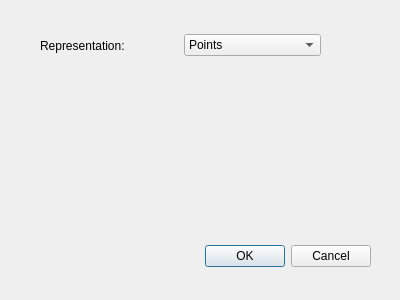
Before: the Qt Designer form rtUI/propertyChooserDialog.ui in pengwg/vurtigo, drawn with Qt 5.
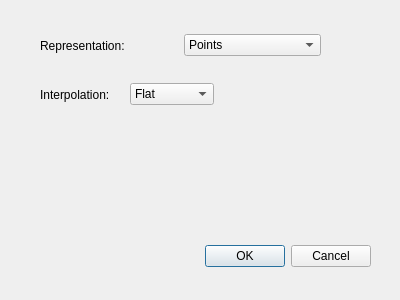
After: the same form once the commit is applied.

Commit message:
Added to the catheter rendering options. BugID:644 Analysis:Added the interpolation function and a slider to change the size of the catheter points.
Resolution:

Reviewed by:

The edit to the form file:
```diff
--- a/rtUI/propertyChooserDialog.ui
+++ b/rtUI/propertyChooserDialog.ui
@@ -67,6 +67,44 @@
     </item>
    </layout>
   </widget>
+  <widget class="QWidget" name="">
+   <property name="geometry">
+    <rect>
+     <x>40</x>
+     <y>80</y>
+     <width>174</width>
+     <height>29</height>
+    </rect>
+   </property>
+   <layout class="QHBoxLayout" name="horizontalLayout_2">
+    <item>
+     <widget class="QLabel" name="label_2">
+      <property name="text">
+       <string>Interpolation:</string>
+      </property>
+     </widget>
+    </item>
+    <item>
+     <widget class="QComboBox" name="interpolateComboBox">
+      <item>
+       <property name="text">
+        <string>Flat</string>
+       </property>
+      </item>
+      <item>
+       <property name="text">
+        <string>Gouraud</string>
+       </property>
+      </item>
+      <item>
+       <property name="text">
+        <string>Phong</string>
+       </property>
+      </item>
+     </widget>
+    </item>
+   </layout>
+  </widget>
  </widget>
  <resources/>
  <connections>
```
Left out of the diff: 2 changed lines with no effect on the pictures. The commit also changes 6 other files.
